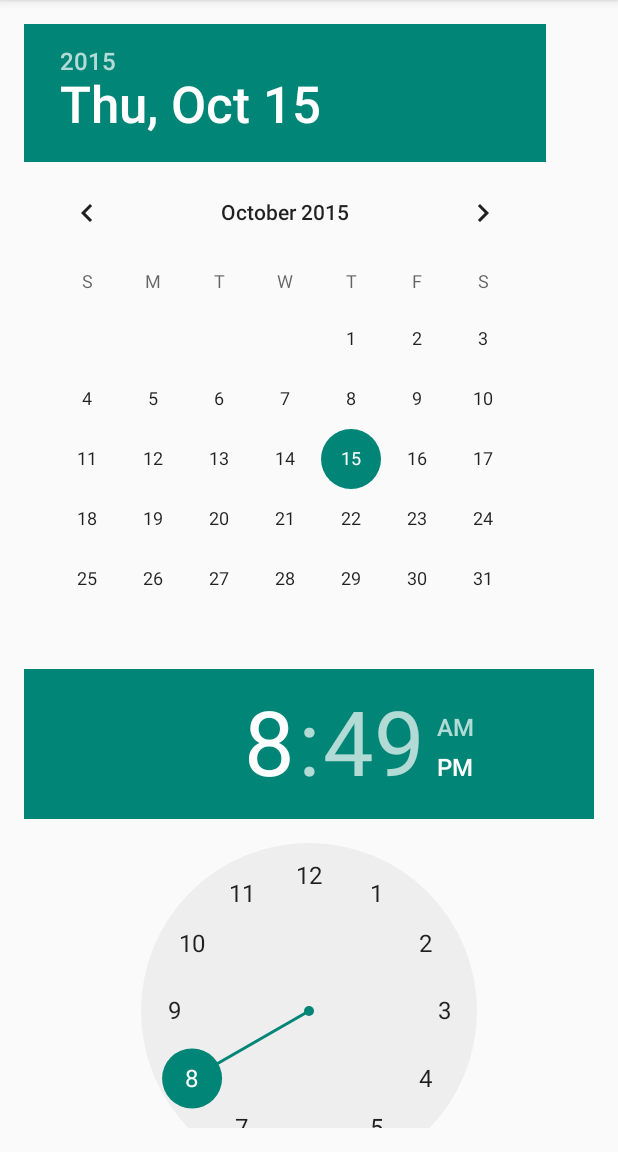
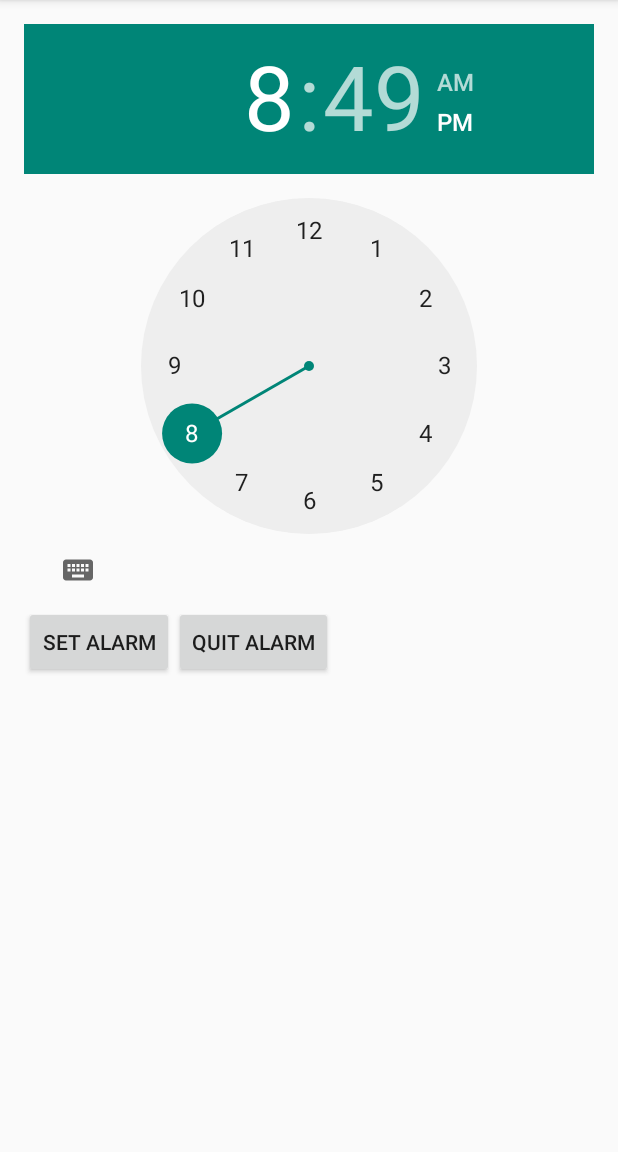
Before and after one commit to NicholasParry/TRPAlarmClock, an Android app: the layout activity_new_alarm.xml on its own in the app's theme, with its tools: preview values and no code run, on a phone screen of 412 x 824 dp, the part 84-1236 px from its top. Run offline under Robolectric (Android 15) with nearby library versions, the light colour scheme and no system bars.

Commit message:
Can add alarm now

```diff
--- a/app/src/main/java/nz/geek/nicholasparry/trpalarmclock/Activities/MainActivity.java
+++ b/app/src/main/java/nz/geek/nicholasparry/trpalarmclock/Activities/MainActivity.java
@@ -26,7 +26,7 @@ public class MainActivity extends Activity {
         setContentView(R.layout.activity_main);
 
         alarmControler = AlarmControler.getAlarmControler();
-        Intent intent = new Intent(this, ViewAlarmsActivity.class);
+        Intent intent = new Intent(this, NewAlarmActivity.class);
         startActivity(intent);
     }
 
--- a/app/src/main/res/layout/activity_new_alarm.xml
+++ b/app/src/main/res/layout/activity_new_alarm.xml
@@ -6,33 +6,27 @@
     android:paddingBottom="@dimen/activity_vertical_margin"
     tools:context="nz.geek.nicholasparry.trpalarmclock.Activities.NewAlarmActivity">
 
-    <DatePicker
-        android:id="@+id/dp_date"
-        android:layout_width="wrap_content"
-        android:layout_height="wrap_content"
-        />
-
-    <TimePicker
-        android:id="@+id/tp_time"
-        android:layout_width="wrap_content"
-        android:layout_height="wrap_content"
-        android:layout_below="@id/dp_date"
-        />
-
 
     <RelativeLayout
         android:id="@+id/rlayout"
         android:layout_width="match_parent"
         android:layout_height="match_parent"
-        android:layout_below="@id/tp_time"
         android:gravity="center_horizontal"
-        >
+        android:layout_alignBottom="@+id/tp_time">
+
+        <TimePicker
+            android:id="@+id/tp_time"
+            android:layout_width="wrap_content"
+            android:layout_height="wrap_content"
+            android:layout_alignTop="@+id/tp_time"
+            android:layout_centerHorizontal="true" />
 
         <Button
             android:id="@+id/btn_set_alarm"
             android:layout_width="wrap_content"
             android:layout_height="wrap_content"
             android:text="@string/str_btn_set_alarm"
+            android:layout_below="@id/tp_time"
             />
 
         <Button
@@ -41,6 +35,7 @@
             android:layout_height="wrap_content"
             android:text="@string/str_btn_quit"
             android:layout_toRightOf="@id/btn_set_alarm"
+            android:layout_below="@id/tp_time"
             />
 
     </RelativeLayout>
```
Also changed, not shown: app/src/main/java/nz/geek/nicholasparry/trpalarmclock/Activities/NewAlarmActivity.java (+18 -0 lines).
